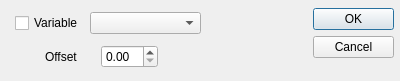
First picture: the form in positiondialog.ui, repository FLAME-HPC/flame_visualiser, before the edit.
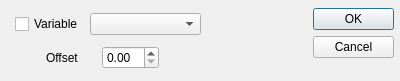
Second picture: the form after the edit.

The edit to the form file:
```diff
--- a/positiondialog.ui
+++ b/positiondialog.ui
@@ -45,7 +45,7 @@
    <property name="geometry">
     <rect>
      <x>15</x>
-     <y>10</y>
+     <y>11</y>
      <width>186</width>
      <height>27</height>
     </rect>
@@ -73,8 +73,8 @@
   <widget class="QWidget" name="">
    <property name="geometry">
     <rect>
-     <x>45</x>
-     <y>43</y>
+     <x>46</x>
+     <y>44</y>
      <width>113</width>
      <height>27</height>
     </rect>
```
Left out of the diff: 35 changed lines with no effect on the pictures.
